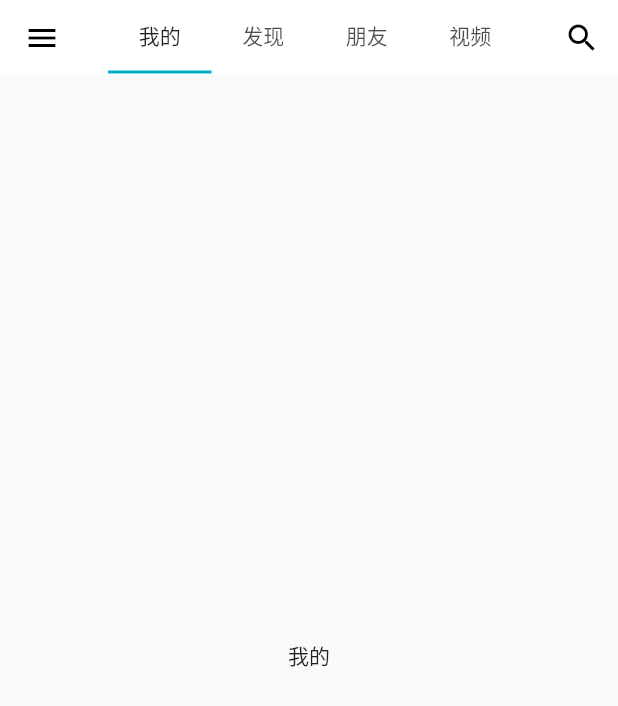
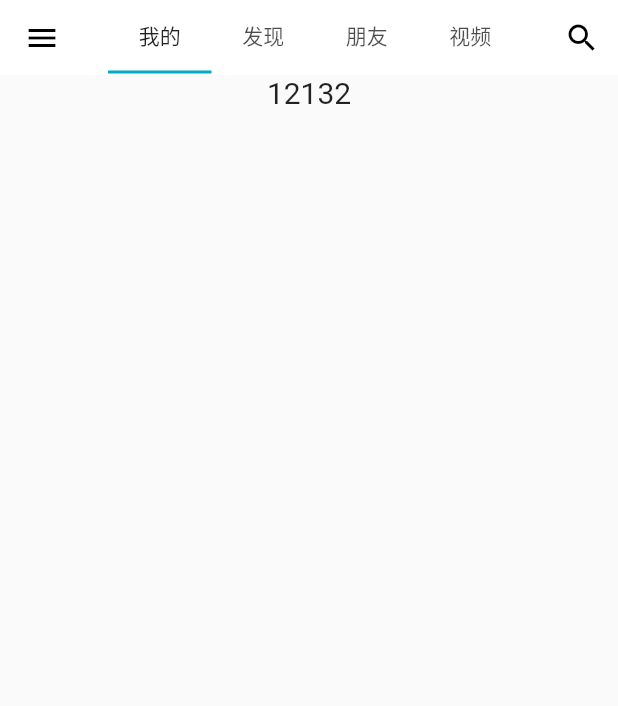
Before and after one commit to Jon-Millent/flutter-wangyi-music, a Flutter app: the screen it shows after launch, on a phone screen of 412 x 824 dp. Shown: the top 706 px of the screen. Run offline on Flutter 3.47's test engine with Material 2 defaults, Android fonts, the phone set to English and light mode, and no system bars; our stand-ins replace fluro, flutter_screenutil.

Commit message:
add bottom view

```diff
--- a/lib/views/mainView.dart
+++ b/lib/views/mainView.dart
@@ -79,14 +79,37 @@ class MainViewWidgetState extends State<MainViewWidget> with SingleTickerProvide
         ),
 
       ),
-      body: new TabBarView(
+      body: Container(
+        child: Stack(
+          children: <Widget>[
+            new TabBarView(
               controller: _tabController,
               children: <Widget>[
-          new Center(child: new Text('我的')),
+                new Container(
+                  child: SingleChildScrollView(
+                    child: Column(
+                      children: <Widget>[
+                        Text('12132', style: TextStyle(fontSize: 20),),
+                      ],
+                    ),
+                  ),
+                ),
                 new Center(child: new Text('发现')),
                 new Center(child: new Text('朋友')),
                 new Center(child: new Text('视频')),
               ],
+            ),
+            Positioned(
+              child: Container(
+                height: 40,
+                color: Color.fromRGBO(255, 255, 255, 0.8),
+              ),
+              left: 0,
+              bottom: 0,
+              right: 0,
+            )
+          ],
+        ),
       ),
       drawer: Drawer(   // this will set the drawer
         child: Container(
```
Lines whose indentation alone changed are shown as unchanged.
